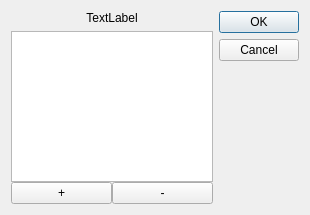
Old version of the form gui/ui/dialog/txtlistsetdialog/txtlistsetdialog.ui in the repository OYCN/OnnxEditorV2.
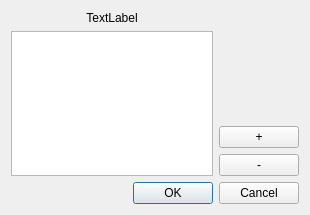
New version of the form.

```diff
--- a/gui/ui/dialog/txtlistsetdialog/txtlistsetdialog.ui
+++ b/gui/ui/dialog/txtlistsetdialog/txtlistsetdialog.ui
@@ -13,7 +13,9 @@
   <property name="windowTitle">
    <string>Dialog</string>
   </property>
-  <layout class="QHBoxLayout" name="horizontalLayout">
+  <layout class="QVBoxLayout" name="verticalLayout_5">
+   <item>
+    <layout class="QHBoxLayout" name="horizontalLayout_2">
    <item>
     <layout class="QVBoxLayout" name="verticalLayout">
      <item>
@@ -27,11 +29,6 @@
       </widget>
      </item>
      <item>
-      <layout class="QVBoxLayout" name="verticalLayout_2">
-       <property name="spacing">
-        <number>0</number>
-       </property>
-       <item>
         <widget class="QListWidget" name="listWidget">
          <property name="styleSheet">
           <string notr="true">QListWidget::Item{
@@ -61,12 +58,27 @@
          </property>
         </widget>
        </item>
+      </layout>
+     </item>
        <item>
-        <layout class="QHBoxLayout" name="horizontalLayout_2" stretch="1,1">
+      <layout class="QVBoxLayout" name="verticalLayout_2">
+       <item>
+        <spacer name="verticalSpacer">
+         <property name="orientation">
+          <enum>Qt::Vertical</enum>
+         </property>
+         <property name="sizeHint" stdset="0">
+          <size>
+           <width>20</width>
+           <height>40</height>
+          </size>
+         </property>
+        </spacer>
+       </item>
          <item>
           <widget class="QPushButton" name="addButton">
            <property name="sizePolicy">
-            <sizepolicy hsizetype="Expanding" vsizetype="Minimum">
+          <sizepolicy hsizetype="Minimum" vsizetype="Fixed">
              <horstretch>0</horstretch>
              <verstretch>0</verstretch>
             </sizepolicy>
@@ -90,12 +102,10 @@
        </item>
       </layout>
      </item>
-    </layout>
-   </item>
    <item>
     <widget class="QDialogButtonBox" name="buttonBox">
      <property name="orientation">
-      <enum>Qt::Vertical</enum>
+      <enum>Qt::Horizontal</enum>
      </property>
      <property name="standardButtons">
       <set>QDialogButtonBox::Cancel|QDialogButtonBox::Ok</set>
```
Lines whose indentation alone changed are shown as unchanged.
